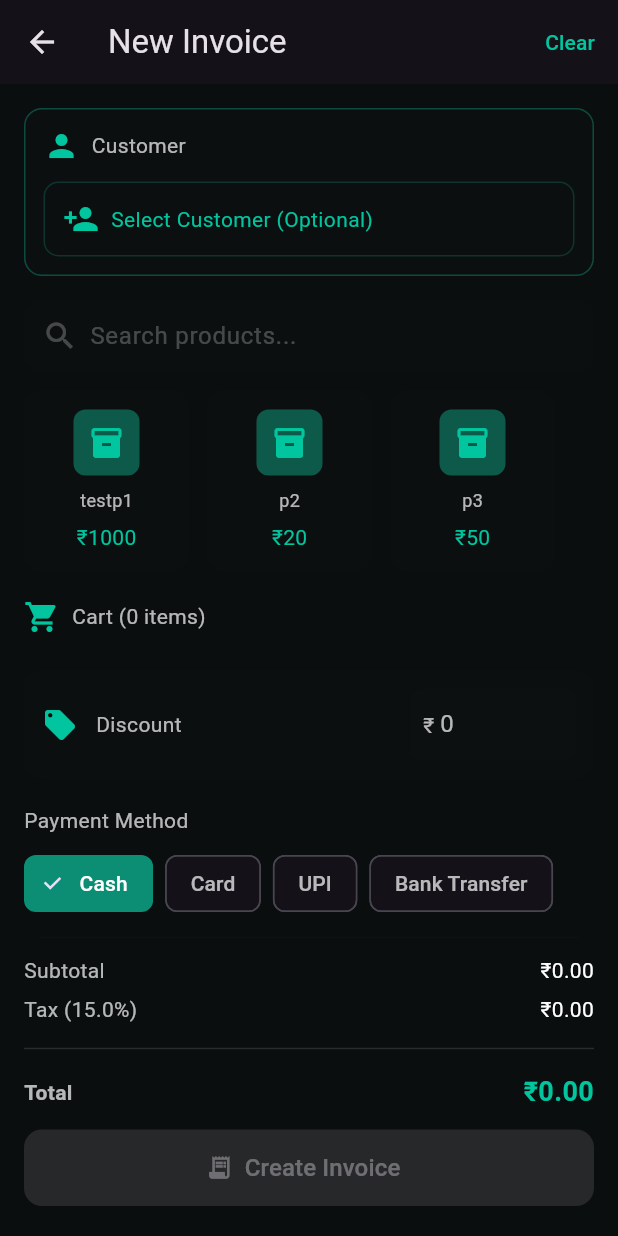
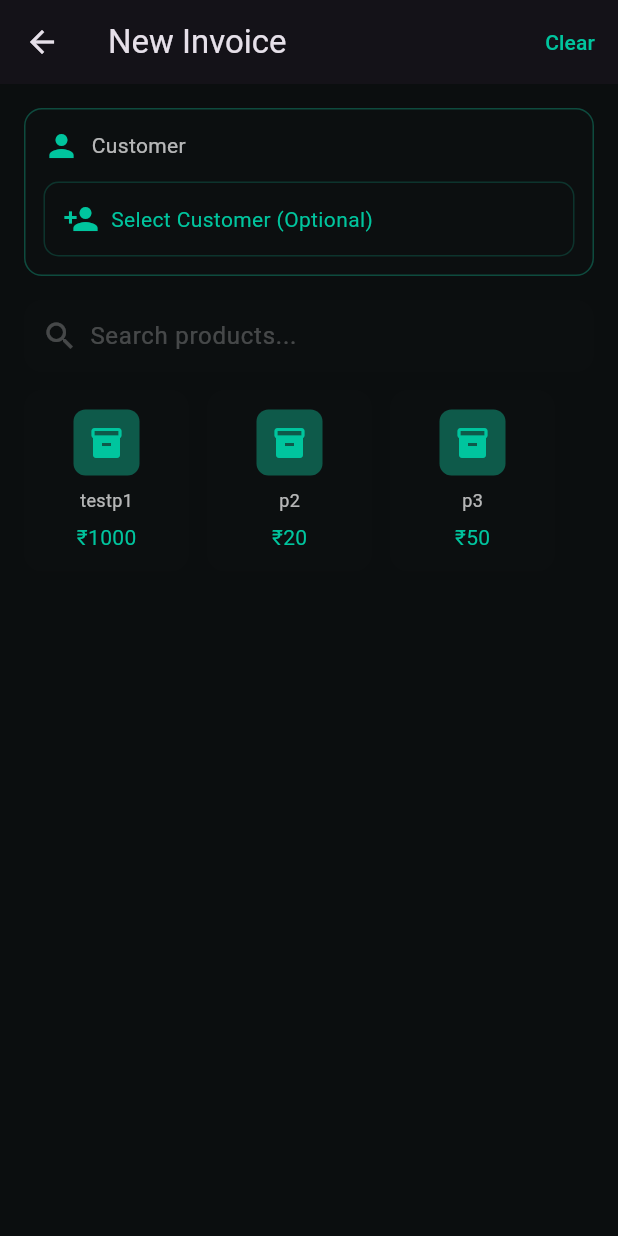
Before and after one commit to thomasmartinoa/billing_app, a Flutter app: the screen it shows after launch, on a phone screen of 412 x 824 dp. Run offline on Flutter 3.47's test engine with Material 3 defaults, Android fonts, the phone set to English and light mode, and no system bars.

Commit message:
fixing the selction

```diff
--- a/lib/main.dart
+++ b/lib/main.dart
@@ -6,6 +6,8 @@ void main() {
 }
 
 class MyApp extends StatelessWidget {
+  const MyApp({super.key});
+
   @override
   Widget build(BuildContext context) {
     return MaterialApp(
--- a/lib/screens/create_invoice_screen.dart
+++ b/lib/screens/create_invoice_screen.dart
@@ -219,7 +219,8 @@ class _CreateInvoiceScreenState extends State<CreateInvoiceScreen> {
 
                 SizedBox(height: 18),
 
-                // Cart header
+                // Cart header - only show when items in cart
+                if (cart.isNotEmpty) ...[
                   Row(
                     children: [
                       Icon(Icons.shopping_cart, color: Color(0xFF00C59E)),
@@ -411,6 +412,7 @@ class _CreateInvoiceScreenState extends State<CreateInvoiceScreen> {
                       ],
                     ),
                   ),
+                ],
 
                 SizedBox(height: 36),
               ],
@@ -419,8 +421,10 @@ class _CreateInvoiceScreenState extends State<CreateInvoiceScreen> {
         ),
       ),
 
-      // Bottom totals & Create button
-      bottomSheet: Container(
+      // Bottom totals & Create button - only show when cart has items
+      bottomSheet: cart.isEmpty
+          ? null
+          : Container(
               color: Theme.of(context).scaffoldBackgroundColor,
               padding: EdgeInsets.symmetric(horizontal: 16, vertical: 12),
               child: Column(
@@ -465,9 +469,7 @@ class _CreateInvoiceScreenState extends State<CreateInvoiceScreen> {
                   SizedBox(
                     width: double.infinity,
                     child: ElevatedButton.icon(
-                onPressed: cart.isEmpty
-                    ? null
-                    : () {
+                      onPressed: () {
                         // create invoice action - here we would call backend / firestore
                         final invoice = {
                           'items': cart.map((c) => {'id': c.product.id, 'name': c.product.name, 'qty': c.qty, 'price': c.product.price}).toList(),
```
Lines whose indentation alone changed are shown as unchanged.
